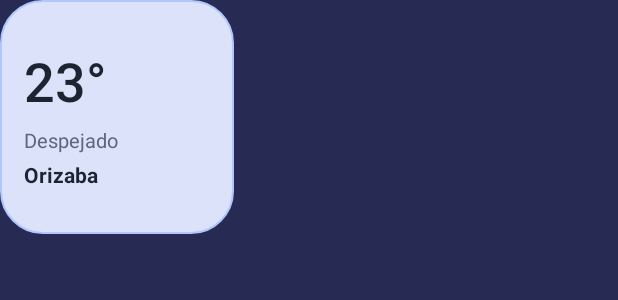
After one commit to isgaar/myweather, an Android app built with Jetpack Compose: the layout widget_you_preview.xml on its own in the app's theme, with its tools: preview values and no code run, on a phone screen of 412 x 824 dp. The commit adds this screen. Shown: the top 300 px of the screen. Run offline under Robolectric (Android 15) with nearby library versions, the phone set to English and light mode, and no system bars; Roboto replaces fonts that are not available here.

Commit message:
Add dynamic Material You weather widget supporting Monet system tokens

```diff
--- /dev/null
+++ b/app/src/main/res/drawable-v26/widget_bg_you.xml
@@ -0,0 +1,9 @@
+<?xml version="1.0" encoding="utf-8"?>
+<shape xmlns:android="http://schemas.android.com/apk/res/android"
+    android:shape="rectangle">
+    <solid android:color="#EFE8F4" />
+    <corners android:radius="28dp" />
+    <stroke
+        android:width="1dp"
+        android:color="#241D1B20" />
+</shape>
--- /dev/null
+++ b/app/src/main/res/drawable-v31/widget_bg_you.xml
@@ -0,0 +1,9 @@
+<?xml version="1.0" encoding="utf-8"?>
+<shape xmlns:android="http://schemas.android.com/apk/res/android"
+    android:shape="rectangle">
+    <solid android:color="@android:color/system_accent2_100" />
+    <corners android:radius="28dp" />
+    <stroke
+        android:width="1dp"
+        android:color="@android:color/system_accent1_200" />
+</shape>
--- /dev/null
+++ b/app/src/main/res/layout/widget_you_preview.xml
@@ -0,0 +1,34 @@
+<?xml version="1.0" encoding="utf-8"?>
+<LinearLayout xmlns:android="http://schemas.android.com/apk/res/android"
+    android:layout_width="156dp"
+    android:layout_height="156dp"
+    android:background="@drawable/widget_bg_you"
+    android:gravity="center_vertical"
+    android:orientation="vertical"
+    android:padding="16dp">
+
+    <TextView
+        android:layout_width="wrap_content"
+        android:layout_height="wrap_content"
+        android:fontFamily="sans-serif-medium"
+        android:text="23°"
+        android:textColor="@color/widget_light_text"
+        android:textSize="36sp" />
+
+    <TextView
+        android:layout_width="wrap_content"
+        android:layout_height="wrap_content"
+        android:layout_marginTop="6dp"
+        android:text="@string/cond_clear"
+        android:textColor="@color/widget_light_subtext"
+        android:textSize="13sp" />
+
+    <TextView
+        android:layout_width="wrap_content"
+        android:layout_height="wrap_content"
+        android:layout_marginTop="4dp"
+        android:text="Orizaba"
+        android:textColor="@color/widget_light_text"
+        android:textSize="14sp"
+        android:textStyle="bold" />
+</LinearLayout>
--- a/app/src/main/res/values/strings.xml
+++ b/app/src/main/res/values/strings.xml
@@ -85,6 +85,7 @@
     <string name="widget_minimal_label">Clima Minimal (2x2)</string>
     <string name="widget_solar_label">Ciclo Solar (2x2)</string>
     <string name="widget_forecast_label">Pronostico Completo (4x2 / 4x4)</string>
+    <string name="widget_you_label">Material You (2x2)</string>
     <string name="widget_tap_refresh">Toca para actualizar</string>
     <string name="sunrise_preview_placeholder">Amanecer: 6:35 AM</string>
 </resources>
```
Also changed, not shown: app/src/main/AndroidManifest.xml (+12 -0 lines), app/src/main/java/mx/isgaar/myweather/widget/data/WidgetUpdater.kt (+7 -0 lines), app/src/main/java/mx/isgaar/myweather/widget/material/MaterialYouPalette.kt (added, +85 -0 lines), app/src/main/java/mx/isgaar/myweather/widget/material/MaterialYouWide.kt (added, +92 -0 lines), app/src/main/java/mx/isgaar/myweather/widget/material/MaterialYouWidgetRenderer.kt (added, +110 -0 lines), app/src/main/java/mx/isgaar/myweather/widget/provider/MaterialYouWidgetProvider.kt (added, +46 -0 lines), app/src/main/res/xml/widget_you_info.xml (added, +14 -0 lines), 1 other file.
